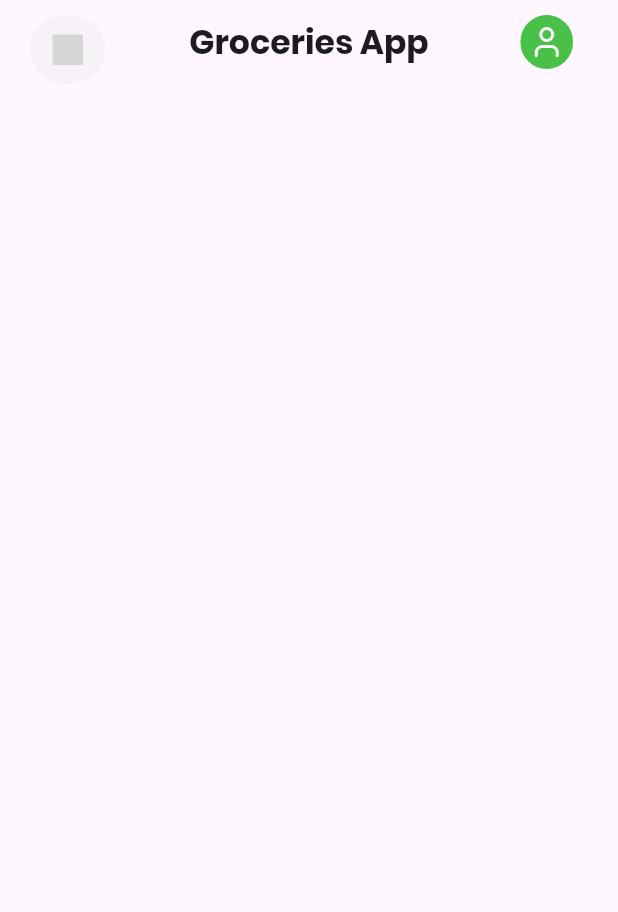
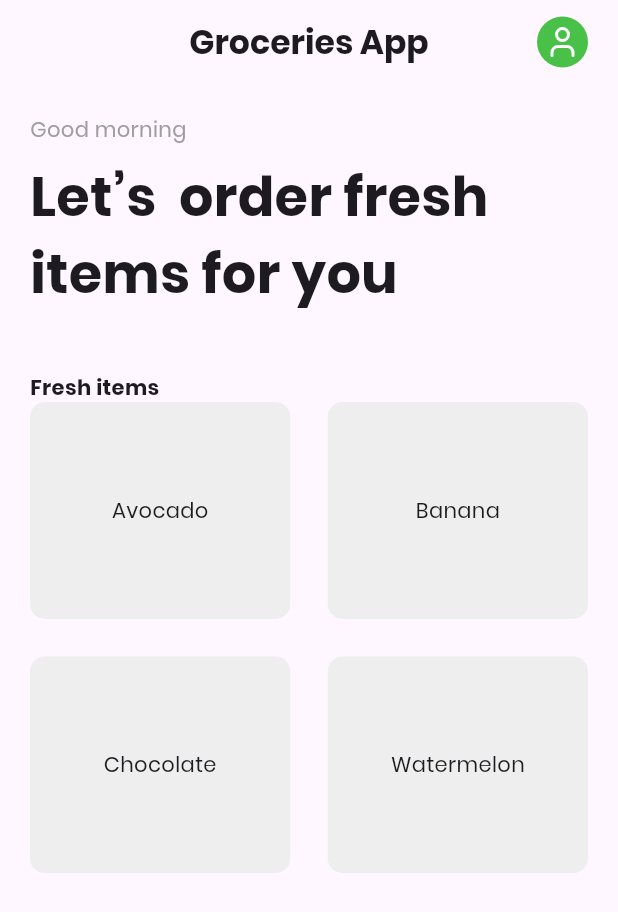
Before and after one commit to YongVuthivathnakk/groceries-flutter-app, a Flutter app: the screen it shows after launch, after a tap on "Get Started", on a phone screen of 412 x 824 dp. Shown: the top 912 px of the screen. Run offline on Flutter 3.47's test engine with Material 3 defaults, Android fonts, the phone set to English and light mode, and no system bars; our stand-ins replace flutter_svg; grey boxes are pictures that could not be loaded.

Commit message:
build item list and item class:

```diff
--- a/lib/main.dart
+++ b/lib/main.dart
@@ -1,5 +1,4 @@
 import 'package:flutter/material.dart';
-import 'package:groceries_shoping_flutter_app/pages/home.dart';
 import 'package:groceries_shoping_flutter_app/pages/intro.dart';
 
 void main() {
--- /dev/null
+++ b/lib/models/fresh_food_model.dart
@@ -0,0 +1,68 @@
+import 'package:flutter/material.dart';
+
+class FreshFoodModel {
+  String name;
+  String iconPath;
+  Color borderColor;
+  Color backgroundColor;
+  Color priceColor;
+  String price;
+
+  FreshFoodModel({
+    required this.name,
+    required this.iconPath,
+    required this.borderColor,
+    required this.backgroundColor,
+    required this.priceColor,
+    required this.price,
+  });
+
+  static List<FreshFoodModel> getFood() {
+    List<FreshFoodModel> food = [];
+
+    food.add(
+      FreshFoodModel(
+        name: "Avocado",
+        iconPath: "assets/icons/avacado-food-fruit-svgrepo-com.svg",
+        borderColor: Color(0xff1DAC1D),
+        backgroundColor: Color(0xffA5EBA5),
+        priceColor: Color(0xff008000),
+        price: r"$4.00",
+      ),
+    );
+
+    food.add(
+      FreshFoodModel(
+        name: "Banana",
+        iconPath: "assets/icons/avacado-food-fruit-svgrepo-com.svg",
+        borderColor: Color(0xffFFC559),
+        backgroundColor: Color(0xffFFFF68),
+        priceColor: Color(0xffFFA600),
+        price: r"$2.50",
+      ),
+    );
+
+    food.add(
+      FreshFoodModel(
+        name: "Chocolate",
+        iconPath: "assets/icons/chocolate-svgrepo-com.svg",
+        borderColor: Color(0xff604830),
+        backgroundColor: Color(0xff604830),
+        priceColor: Color(0xff604830),
+        price: r"$5.50",
+      ),
+    );
+
+    food.add(
+      FreshFoodModel(
+        name: "Watermelon",
+        iconPath: "assets/icons/avacado-food-fruit-svgrepo-com.svg",
+        borderColor: Color(0xff1DAC1D),
+        backgroundColor: Color(0xffA5EBA5),
+        priceColor: Color(0xff008000),
+        price: r"$6.00",
+      ),
+    );
+    return food;
+  }
+}
--- a/lib/pages/home.dart
+++ b/lib/pages/home.dart
@@ -1,5 +1,6 @@
 import 'package:flutter/material.dart';
 import 'package:flutter_svg/svg.dart';
+import 'package:groceries_shoping_flutter_app/models/fresh_food_model.dart';
 
 class HomePage extends StatefulWidget {
   const HomePage({super.key});
@@ -9,53 +10,115 @@ class HomePage extends StatefulWidget {
 }
 
 class _HomePageState extends State<HomePage> {
+  List<FreshFoodModel> food = [];
+
+  void _getFood() {
+    food = FreshFoodModel.getFood();
+  }
+
   @override
   Widget build(BuildContext context) {
+    _getFood();
     return Scaffold(
-      appBar: AppBar(
-        leadingWidth: 70,
-        actionsPadding: EdgeInsets.only(right: 20),
+      appBar: appBar(),
+      body: ListView(
+        children: [
+          _landingTitle(),
+          SizedBox(height: 20),
+          Padding(
+            padding: EdgeInsets.only(left: 20, right: 20),
+            child: Column(
+              crossAxisAlignment: CrossAxisAlignment.start,
+              children: [
+                Text(
+                  "Fresh items",
+                  style: TextStyle(fontWeight: FontWeight.bold),
+                ),
 
+                // Container(
+                //   child: ListView.separated(
+                //     shrinkWrap: true,
+                //     itemCount: food.length,
+                //     separatorBuilder: (context, index) => SizedBox(width: 25),
+                //     itemBuilder: (context, index) {
+                //       return Container(child: Text(food[index].name));
+                //     },
+                //   ),
+                // ),
+                Container(
+                  child: GridView.builder(
+                    shrinkWrap: true,
+                    gridDelegate: SliverGridDelegateWithFixedCrossAxisCount(
+                      crossAxisCount: 2, // <-- 2 items per row
+                      crossAxisSpacing: 25, // space between columns
+                      mainAxisSpacing: 25, // space between rows
+                      childAspectRatio:
+                          1.2, // adjust item size ratio (width / height)
+                    ),
+                    itemCount: food.length,
+                    itemBuilder: (context, index) {
+                      return Container(
+                        alignment: Alignment.center,
+                        decoration: BoxDecoration(
+                          color: Colors.grey[200],
+                          borderRadius: BorderRadius.circular(10),
+                        ),
+                        child: Text(food[index].name),
+                      );
+                    },
+                  ),
+                ),
+              ],
+            ),
+          ),
+        ],
+      ),
+    );
+  }
+
+  Padding _landingTitle() {
+    return Padding(
+      padding: EdgeInsets.all(20),
+      child: Column(
+        crossAxisAlignment: CrossAxisAlignment.start,
+        children: [
+          Text("Good morning", style: TextStyle(color: Colors.grey)),
+          SizedBox(height: 10),
+          Text(
+            "Let’s  order fresh items for you",
+            style: TextStyle(fontSize: 36, fontWeight: FontWeight.bold),
+          ),
+        ],
+      ),
+    );
+  }
+
+  AppBar appBar() {
+    return AppBar(
+      leadingWidth: 65,
       title: const Text(
         "Groceries App",
         style: TextStyle(fontWeight: FontWeight.bold),
-        ),
-
-        leading: Container(
-          alignment: Alignment.center,
-          margin: EdgeInsets.only(left: 20, top: 10),
-          decoration: BoxDecoration(
-            color: Colors.grey.withOpacity(0.07),
-            borderRadius: BorderRadius.circular(50),
-          ),
-          child: SvgPicture.asset(
-            'assets/icons/scan-line.svg',
-            height: 20,
-            width: 20,
-          ),
       ),
 
       actions: [
         GestureDetector(
           onTap: () {},
           child: Container(
-              margin: EdgeInsets.all(10),
-              alignment: Alignment.center,
-              width: 35,
+            padding: EdgeInsets.all(5),
+            margin: EdgeInsets.only(right: 20),
             decoration: BoxDecoration(
+              borderRadius: BorderRadius.circular(50),
               color: Color(0xff49C149),
-                borderRadius: BorderRadius.circular(50)
             ),
             child: SvgPicture.asset(
               'assets/icons/user.svg',
               color: Colors.white,
             ),
-
           ),
         ),
       ],
       centerTitle: true,
-      ),
     );
   }
 }
```
Lines whose indentation alone changed are shown as unchanged.
